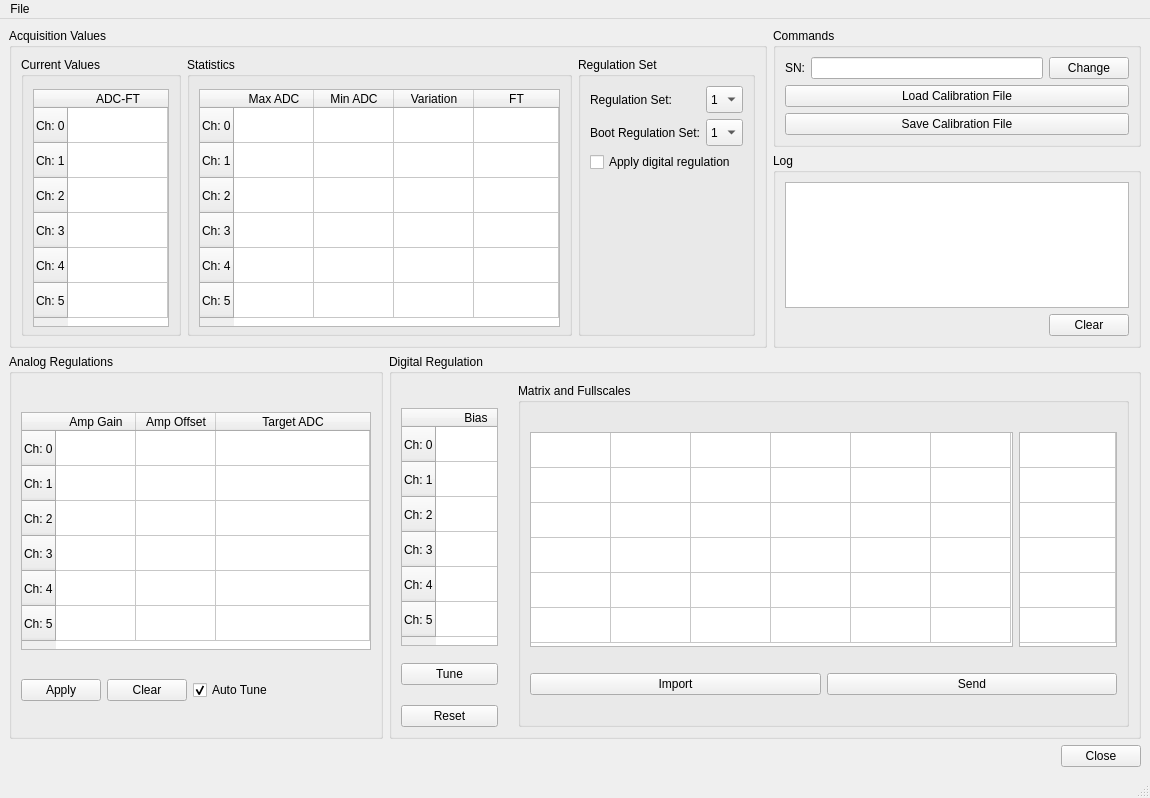
Before: the Qt Designer form src/tools/FirmwareUpdater/calibrationwindow.ui in robotology/icub-main, drawn with Qt 5.
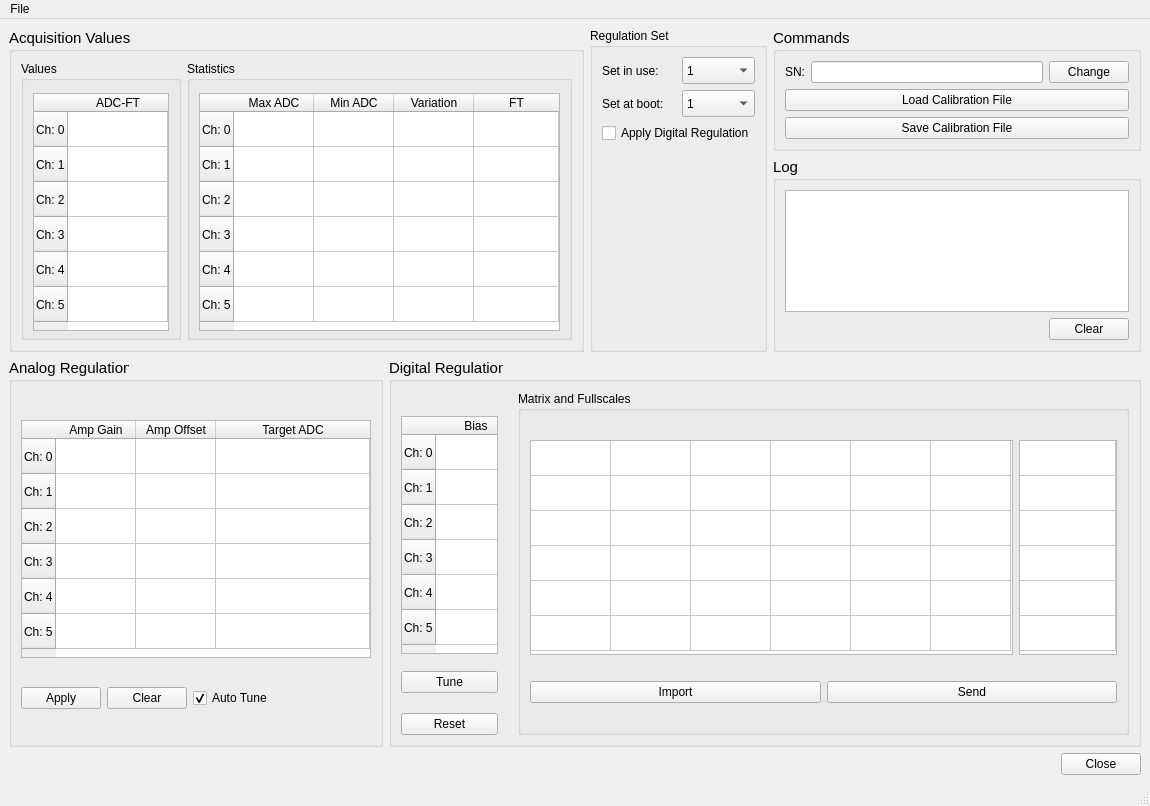
After: the same form once the commit is applied.

Commit message: improved tooltips of calib window

What changed in the file:
```diff
--- a/src/tools/FirmwareUpdater/calibrationwindow.ui
+++ b/src/tools/FirmwareUpdater/calibrationwindow.ui
@@ -21,13 +21,13 @@
   </property>
   <widget class="QWidget" name="centralwidget">
    <layout class="QGridLayout" name="gridLayout_4">
-    <item row="0" column="1">
+    <item row="0" column="2">
      <layout class="QVBoxLayout" name="verticalLayout_7">
       <item>
        <widget class="QGroupBox" name="groupBox1">
         <property name="font">
          <font>
-          <pointsize>9</pointsize>
+          <pointsize>11</pointsize>
          </font>
         </property>
         <property name="title">
@@ -124,7 +124,7 @@
        <widget class="QGroupBox" name="groupBox_5">
         <property name="font">
          <font>
-          <pointsize>9</pointsize>
+          <pointsize>11</pointsize>
          </font>
         </property>
         <property name="title">
@@ -186,7 +186,7 @@
      <widget class="QGroupBox" name="groupBox_7">
       <property name="font">
        <font>
-        <pointsize>9</pointsize>
+        <pointsize>11</pointsize>
        </font>
       </property>
       <property name="styleSheet">
@@ -216,7 +216,7 @@
           </font>
          </property>
          <property name="title">
-          <string>Current Values</string>
+          <string>Values</string>
          </property>
          <layout class="QHBoxLayout" name="horizontalLayout">
           <item>
@@ -490,148 +490,10 @@
          </layout>
         </widget>
        </item>
-       <item>
-        <widget class="QGroupBox" name="groupBox3">
-         <property name="title">
-          <string>Regulation Set</string>
-         </property>
-         <layout class="QVBoxLayout" name="verticalLayout_5">
-          <item>
-           <layout class="QGridLayout" name="gridLayout_3">
-            <item row="0" column="0">
-             <widget class="QLabel" name="label_5">
-              <property name="font">
-               <font>
-                <pointsize>9</pointsize>
-               </font>
-              </property>
-              <property name="toolTip">
-               <string>&lt;html&gt;&lt;head/&gt;&lt;body&gt;&lt;p&gt;It reports the regulation set in use. &lt;/p&gt;&lt;p&gt;For STRAIN there is only one regulation set and the value is read-only and always 1 .&lt;/p&gt;&lt;p&gt;For STRAIN2 there are three possible regulation sets and one can switch one another. This value will not be saved on EEPROM. The only effect of changing it is that any operation on the regulation set (analog or digital) will be done on the regulation set in use. &lt;/p&gt;&lt;p&gt;And if anything is changed, that can be saved on EEPROM.  &lt;/p&gt;&lt;/body&gt;&lt;/html&gt;</string>
-              </property>
-              <property name="text">
-               <string>Regulation Set:</string>
-              </property>
-             </widget>
-            </item>
-            <item row="0" column="1">
-             <widget class="QComboBox" name="comboRegSet">
-              <property name="minimumSize">
-               <size>
-                <width>0</width>
-                <height>27</height>
-               </size>
-              </property>
-              <property name="maximumSize">
-               <size>
-                <width>16777215</width>
-                <height>27</height>
-               </size>
-              </property>
-              <property name="font">
-               <font>
-                <pointsize>9</pointsize>
-               </font>
-              </property>
-              <item>
-               <property name="text">
-                <string>1</string>
-               </property>
-              </item>
-              <item>
-               <property name="text">
-                <string>2</string>
-               </property>
-              </item>
-              <item>
-               <property name="text">
-                <string>3</string>
-               </property>
-              </item>
-             </widget>
-            </item>
-            <item row="1" column="0">
-             <widget class="QLabel" name="label_6">
-              <property name="font">
-               <font>
-                <pointsize>9</pointsize>
-               </font>
-              </property>
-              <property name="toolTip">
-               <string>&lt;html&gt;&lt;head/&gt;&lt;body&gt;&lt;p&gt;It reports the regulation set used by the board at boot.&lt;/p&gt;&lt;p&gt;&lt;br/&gt;&lt;/p&gt;&lt;p&gt;For STRAIN1 there is only one regulation set, hence the value is read-only and always 1.&lt;/p&gt;&lt;p&gt;&lt;br/&gt;&lt;/p&gt;&lt;p&gt;For STRAIN2 there are three possible regulation sets. One can also change it and if he/she saves the value on EEPROM, the board will bootstrap with this value.&lt;/p&gt;&lt;/body&gt;&lt;/html&gt;</string>
-              </property>
-              <property name="text">
-               <string>Boot Regulation Set:</string>
-              </property>
-             </widget>
-            </item>
-            <item row="1" column="1">
-             <widget class="QComboBox" name="comboRegSetBoot">
-              <property name="minimumSize">
-               <size>
-                <width>0</width>
-                <height>27</height>
-               </size>
-              </property>
-              <property name="maximumSize">
-               <size>
-                <width>16777215</width>
-                <height>27</height>
-               </size>
-              </property>
-              <property name="font">
-               <font>
-                <pointsize>9</pointsize>
-               </font>
-              </property>
-              <item>
-               <property name="text">
-                <string>1</string>
-               </property>
-              </item>
-              <item>
-               <property name="text">
-                <string>2</string>
-               </property>
-              </item>
-              <item>
-               <property name="text">
-                <string>3</string>
-               </property>
-              </item>
-             </widget>
-            </item>
-           </layout>
-          </item>
-          <item>
-           <widget class="QCheckBox" name="checkDigital">
-            <property name="toolTip">
-             <string>&lt;html&gt;&lt;head/&gt;&lt;body&gt;&lt;p&gt;It switches digital regulation ON and OFF.&lt;/p&gt;&lt;p&gt;If ON: the board sends up values which are compensated with bias correction and matrix multiplication. At reception, the GUI also applies the fullscales and show them in the window named &lt;span style=&quot; font-style:italic;&quot;&gt;Current Values&lt;/span&gt;.&lt;/p&gt;&lt;p&gt;If OFF: the board sends up the raw ADC values. The GUI does not apply any transformation and shows them in the window named &lt;span style=&quot; font-style:italic;&quot;&gt;Current Values&lt;/span&gt;.&lt;/p&gt;&lt;/body&gt;&lt;/html&gt;</string>
-            </property>
-            <property name="text">
-             <string>Apply digital regulation</string>
-            </property>
-           </widget>
-          </item>
-          <item>
-           <spacer name="verticalSpacer_2">
-            <property name="orientation">
-             <enum>Qt::Vertical</enum>
-            </property>
-            <property name="sizeHint" stdset="0">
-             <size>
-              <width>20</width>
-              <height>40</height>
-             </size>
-            </property>
-           </spacer>
-          </item>
-         </layout>
-        </widget>
-       </item>
       </layout>
      </widget>
     </item>
-    <item row="2" column="1">
+    <item row="2" column="2">
      <layout class="QHBoxLayout" name="horizontalLayout_10">
       <item>
        <spacer name="horizontalSpacer_4">
@@ -668,17 +530,17 @@
       </item>
      </layout>
     </item>
-    <item row="1" column="0" colspan="2">
+    <item row="1" column="0" colspan="3">
      <layout class="QHBoxLayout" name="horizontalLayout_5">
       <item>
        <widget class="QGroupBox" name="groupBox_2">
         <property name="font">
          <font>
-          <pointsize>9</pointsize>
+          <pointsize>11</pointsize>
          </font>
         </property>
         <property name="title">
-         <string>Analog Regulations</string>
+         <string>Analog Regulation</string>
         </property>
         <layout class="QVBoxLayout" name="verticalLayout">
          <item>
@@ -778,6 +640,11 @@
           <layout class="QHBoxLayout" name="horizontalLayout_3">
            <item>
             <widget class="QPushButton" name="btnParametersApply">
+             <property name="font">
+              <font>
+               <pointsize>9</pointsize>
+              </font>
+             </property>
              <property name="toolTip">
               <string>&lt;html&gt;&lt;head/&gt;&lt;body&gt;&lt;p&gt;If &lt;span style=&quot; font-style:italic;&quot;&gt;Auto Tune&lt;/span&gt; is ticked, the board will be force to find the best values of offset in the analog fron-end which can match the values of column &lt;span style=&quot; font-style:italic;&quot;&gt;Target ADC&lt;/span&gt;. In case of STRAIN2, before this operation the gains of the front-end amplifier are set as in column &lt;span style=&quot; font-style:italic;&quot;&gt;Amp Gain&lt;/span&gt;. &lt;/p&gt;&lt;p&gt;Else, the GUI just sends to the board the values in &lt;span style=&quot; font-style:italic;&quot;&gt;Amp Gain&lt;/span&gt; and &lt;span style=&quot; font-style:italic;&quot;&gt;Amp Offset&lt;/span&gt; columns.&lt;/p&gt;&lt;/body&gt;&lt;/html&gt;</string>
              </property>
@@ -788,6 +655,11 @@
            </item>
            <item>
             <widget class="QPushButton" name="btnParametersClear">
+             <property name="font">
+              <font>
+               <pointsize>9</pointsize>
+              </font>
+             </property>
              <property name="toolTip">
               <string>&lt;html&gt;&lt;head/&gt;&lt;body&gt;&lt;p&gt;It fills the &lt;span style=&quot; font-style:italic;&quot;&gt;Amp Gain &lt;/span&gt;and &lt;span style=&quot; font-style:italic;&quot;&gt;Amp Offset&lt;/span&gt; columns above with their default values. Then one must apply them with the &lt;span style=&quot; font-style:italic;&quot;&gt;Apply&lt;/span&gt; button.&lt;/p&gt;&lt;/body&gt;&lt;/html&gt;</string>
              </property>
@@ -798,6 +670,11 @@
            </item>
            <item>
             <widget class="QCheckBox" name="checkAutoTune">
+             <property name="font">
+              <font>
+               <pointsize>9</pointsize>
+              </font>
+             </property>
              <property name="toolTip">
               <string>&lt;html&gt;&lt;head/&gt;&lt;body&gt;&lt;p&gt;If &lt;span style=&quot; font-style:italic;&quot;&gt;Auto Tune&lt;/span&gt; is ticked, the button &lt;span style=&quot; font-style:italic;&quot;&gt;Apply&lt;/span&gt; will force the board to find a suitable set of offset values for the analog front-end so that the acquired ADC values matches what is in column &lt;span style=&quot; font-style:italic;&quot;&gt;Target ADC&lt;/span&gt;.&lt;/p&gt;&lt;p&gt;If unticked, the button &lt;span style=&quot; font-style:italic;&quot;&gt;Apply&lt;/span&gt; will just send the values of offset (and gain for the STRAIN2) which are in the columns above.&lt;/p&gt;&lt;/body&gt;&lt;/html&gt;</string>
              </property>
@@ -837,7 +714,7 @@
         </property>
         <property name="font">
          <font>
-          <pointsize>9</pointsize>
+          <pointsize>11</pointsize>
          </font>
         </property>
         <property name="title">
@@ -1310,6 +1187,152 @@
       </item>
      </layout>
     </item>
+    <item row="0" column="1">
+     <widget class="QGroupBox" name="groupBox3">
+      <property name="toolTip">
+       <string>&lt;html&gt;&lt;head/&gt;&lt;body&gt;&lt;p&gt;This group contains commands related to a regulation set. &lt;/p&gt;&lt;/body&gt;&lt;/html&gt;</string>
+      </property>
+      <property name="title">
+       <string>Regulation Set</string>
+      </property>
+      <layout class="QVBoxLayout" name="verticalLayout_5">
+       <item>
+        <layout class="QGridLayout" name="gridLayout_3">
+         <item row="0" column="0">
+          <widget class="QLabel" name="label_5">
+           <property name="font">
+            <font>
+             <pointsize>9</pointsize>
+            </font>
+           </property>
+           <property name="toolTip">
+            <string>&lt;html&gt;&lt;head/&gt;&lt;body&gt;&lt;p&gt;It tells/sets the &lt;span style=&quot; font-weight:600;&quot;&gt;regulation set currently used by the board&lt;/span&gt;. The initial value of the set in use is equal to the set at boot. One can later change it with this widget. &lt;/p&gt;&lt;p&gt;Any operation performed on the analog or digital regulation set or with buttons &lt;span style=&quot; font-style:italic;&quot;&gt;Load/Save Calibration File &lt;/span&gt;will be done on the set in use. &lt;/p&gt;&lt;p&gt;The &lt;span style=&quot; font-weight:600;&quot;&gt;strain&lt;/span&gt; has only one regulation set, hence its value is always 1 and cannot be modified.&lt;/p&gt;&lt;p&gt;The &lt;span style=&quot; font-weight:600;&quot;&gt;strain2&lt;/span&gt; instead has three possible regulation sets. The user can thus operate on this widget to specify the set (1, 2 or 3) to use.&lt;/p&gt;&lt;/body&gt;&lt;/html&gt;</string>
+           </property>
+           <property name="text">
+            <string>Set in use:</string>
+           </property>
+          </widget>
+         </item>
+         <item row="0" column="1">
+          <widget class="QComboBox" name="comboRegSet">
+           <property name="minimumSize">
+            <size>
+             <width>0</width>
+             <height>27</height>
+            </size>
+           </property>
+           <property name="maximumSize">
+            <size>
+             <width>16777215</width>
+             <height>27</height>
+            </size>
+           </property>
+           <property name="font">
+            <font>
+             <pointsize>9</pointsize>
+            </font>
+           </property>
+           <item>
+            <property name="text">
+             <string>1</string>
+            </property>
+           </item>
+           <item>
+            <property name="text">
+             <string>2</string>
+            </property>
+           </item>
+           <item>
+            <property name="text">
+             <string>3</string>
+            </property>
+           </item>
+          </widget>
+         </item>
+         <item row="1" column="0">
+          <widget class="QLabel" name="label_6">
+           <property name="font">
+            <font>
+             <pointsize>9</pointsize>
+            </font>
+           </property>
+           <property name="toolTip">
+            <string>&lt;html&gt;&lt;head/&gt;&lt;body&gt;&lt;p&gt;It tells/sets &lt;span style=&quot; font-weight:600;&quot;&gt;the regulation set used by the board at bootstrap&lt;/span&gt;.&lt;/p&gt;&lt;p&gt;The &lt;span style=&quot; font-weight:600;&quot;&gt;strain&lt;/span&gt; has only one regulation set, hence its value is always 1 and cannot be modified.&lt;/p&gt;&lt;p&gt;The &lt;span style=&quot; font-weight:600;&quot;&gt;strain2&lt;/span&gt; instead has three possible regulation sets. The user can thus operate on this widget to specify the set (1, 2 or 3) that the board will use at next restart.&lt;/p&gt;&lt;/body&gt;&lt;/html&gt;</string>
+           </property>
+           <property name="text">
+            <string>Set at boot:</string>
+           </property>
+          </widget>
+         </item>
+         <item row="1" column="1">
+          <widget class="QComboBox" name="comboRegSetBoot">
+           <property name="minimumSize">
+            <size>
+             <width>0</width>
+             <height>27</height>
+            </size>
+           </property>
+           <property name="maximumSize">
+            <size>
+             <width>16777215</width>
+             <height>27</height>
+            </size>
+           </property>
+           <property name="font">
+            <font>
+             <pointsize>9</pointsize>
+            </font>
+           </property>
+           <item>
+            <property name="text">
+             <string>1</string>
+            </property>
+           </item>
+           <item>
+            <property name="text">
+             <string>2</string>
+            </property>
+           </item>
+           <item>
+            <property name="text">
+             <string>3</string>
+            </property>
+           </item>
+          </widget>
+         </item>
+        </layout>
+       </item>
+       <item>
+        <widget class="QCheckBox" name="checkDigital">
+         <property name="font">
+          <font>
+           <pointsize>9</pointsize>
+          </font>
+         </property>
+         <property name="toolTip">
+          <string>&lt;html&gt;&lt;head/&gt;&lt;body&gt;&lt;p&gt;It turs ON / OFF the &lt;span style=&quot; font-weight:600;&quot;&gt;digital regulation&lt;/span&gt;.&lt;/p&gt;&lt;p&gt;When &lt;span style=&quot; font-weight:600;&quot;&gt;OFF&lt;/span&gt;, the GUI shows the originally acquired ADC values.&lt;/p&gt;&lt;p&gt;When &lt;span style=&quot; font-weight:600;&quot;&gt;ON&lt;/span&gt;, the GUI shows the result of the digital regulation applied by the board to the original ADC values.&lt;/p&gt;&lt;/body&gt;&lt;/html&gt;</string>
+         </property>
+         <property name="text">
+          <string>Apply Digital Regulation</string>
+         </property>
+        </widget>
+       </item>
+       <item>
+        <spacer name="verticalSpacer_2">
+         <property name="orientation">
+          <enum>Qt::Vertical</enum>
+         </property>
+         <property name="sizeHint" stdset="0">
+          <size>
+           <width>20</width>
+           <height>40</height>
+          </size>
+         </property>
+        </spacer>
+       </item>
+      </layout>
+     </widget>
+    </item>
    </layout>
   </widget>
   <widget class="QMenuBar" name="menubar">
```
Left out of the diff: 46 changed lines with no effect on the pictures.
